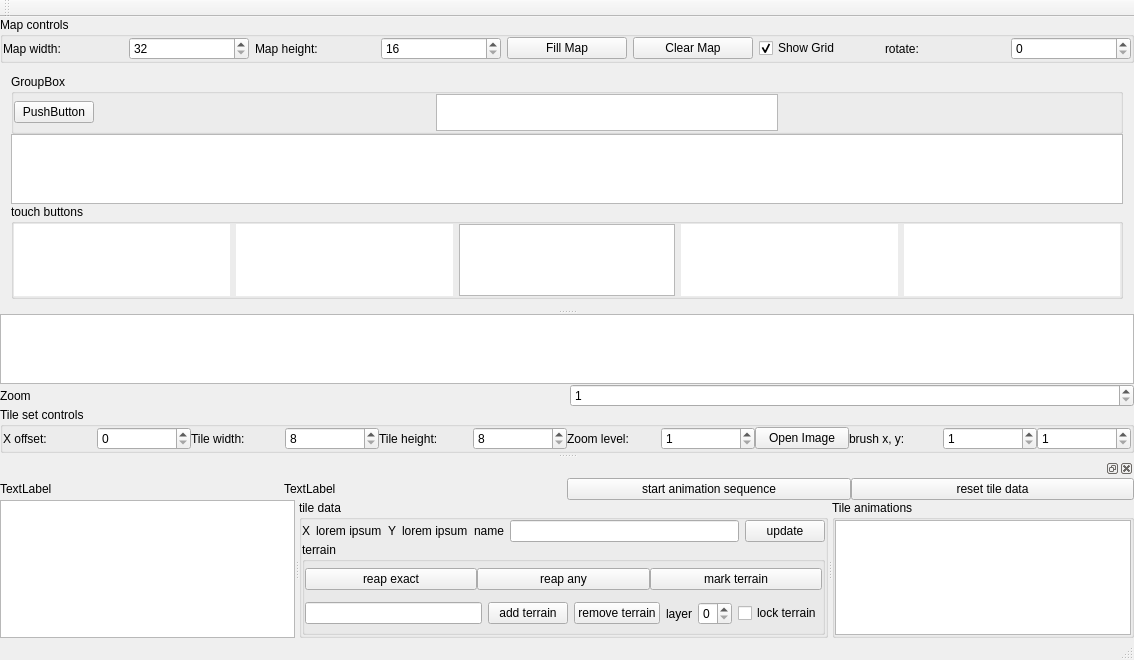
Above: mapeditor.ui from stoyan-shopov/TileMapEdit before the change. Below: the same form after it.
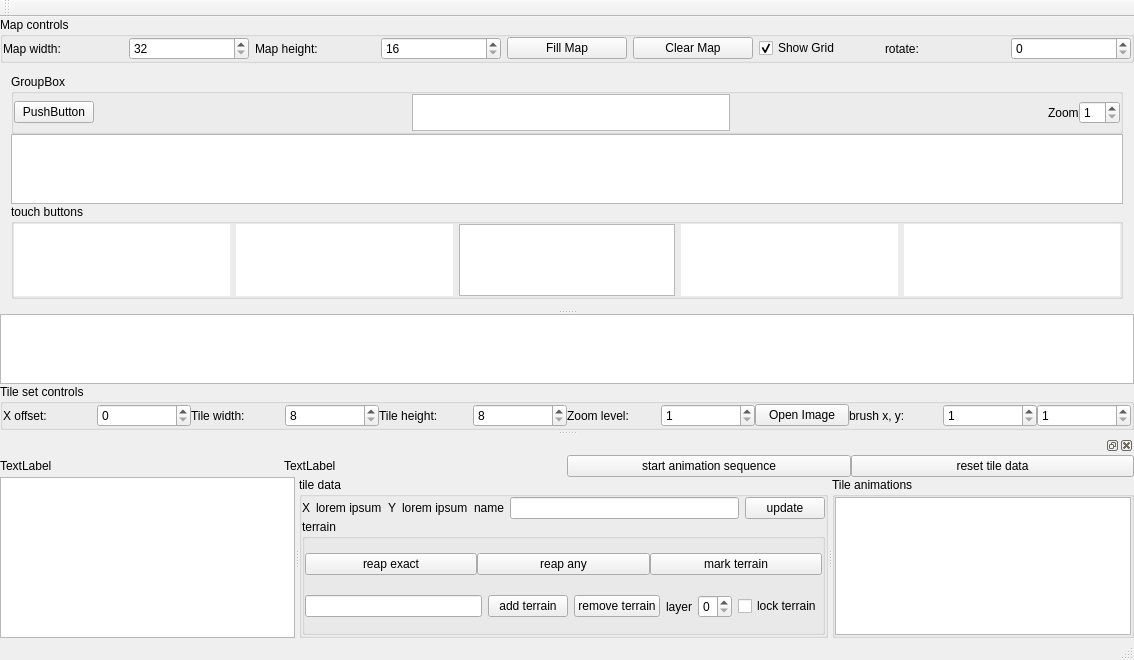
That is the form after the change.

Diff of the .ui file:
```diff
--- a/mapeditor.ui
+++ b/mapeditor.ui
@@ -243,6 +243,32 @@
                </property>
               </spacer>
              </item>
+             <item>
+              <widget class="QLabel" name="label_15">
+               <property name="text">
+                <string>Zoom</string>
+               </property>
+              </widget>
+             </item>
+             <item>
+              <widget class="QSpinBox" name="spinBoxGlobalZoom">
+               <property name="sizePolicy">
+                <sizepolicy hsizetype="Minimum" vsizetype="Fixed">
+                 <horstretch>0</horstretch>
+                 <verstretch>0</verstretch>
+                </sizepolicy>
+               </property>
+               <property name="minimum">
+                <number>1</number>
+               </property>
+               <property name="maximum">
+                <number>32</number>
+               </property>
+               <property name="value">
+                <number>1</number>
+               </property>
+              </widget>
+             </item>
             </layout>
            </item>
           </layout>
@@ -374,34 +400,7 @@
      </widget>
     </item>
     <item>
-     <layout class="QHBoxLayout" name="horizontalLayout_10">
-      <item>
-       <widget class="QLabel" name="label_15">
-        <property name="text">
-         <string>Zoom</string>
-        </property>
-       </widget>
-      </item>
-      <item>
-       <widget class="QSpinBox" name="spinBoxGlobalZoom">
-        <property name="sizePolicy">
-         <sizepolicy hsizetype="Minimum" vsizetype="Fixed">
-          <horstretch>0</horstretch>
-          <verstretch>0</verstretch>
-         </sizepolicy>
-        </property>
-        <property name="minimum">
-         <number>1</number>
-        </property>
-        <property name="maximum">
-         <number>32</number>
-        </property>
-        <property name="value">
-         <number>1</number>
-        </property>
-       </widget>
-      </item>
-     </layout>
+     <layout class="QHBoxLayout" name="horizontalLayout_10"/>
     </item>
     <item>
      <widget class="QGroupBox" name="groupBoxTileSetControls">
```
